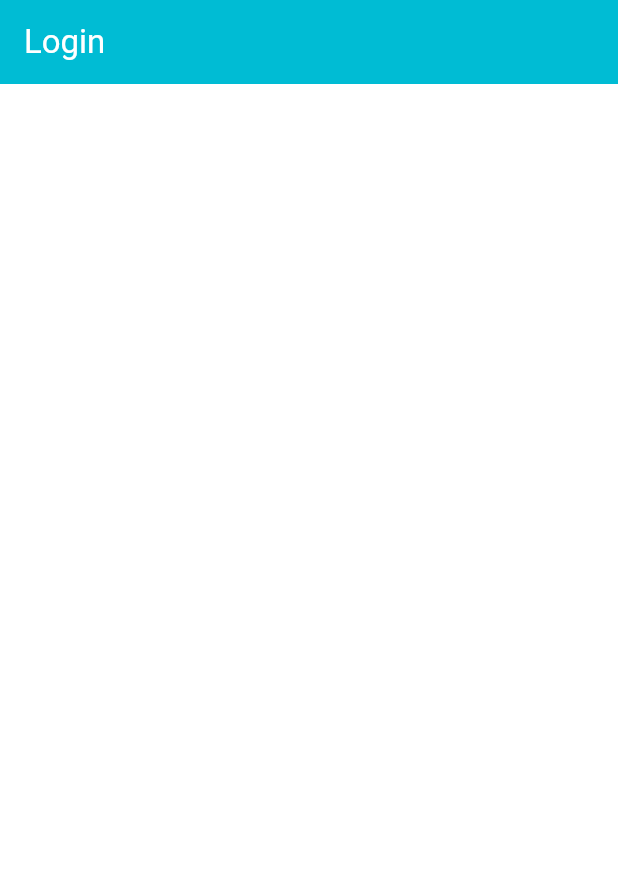
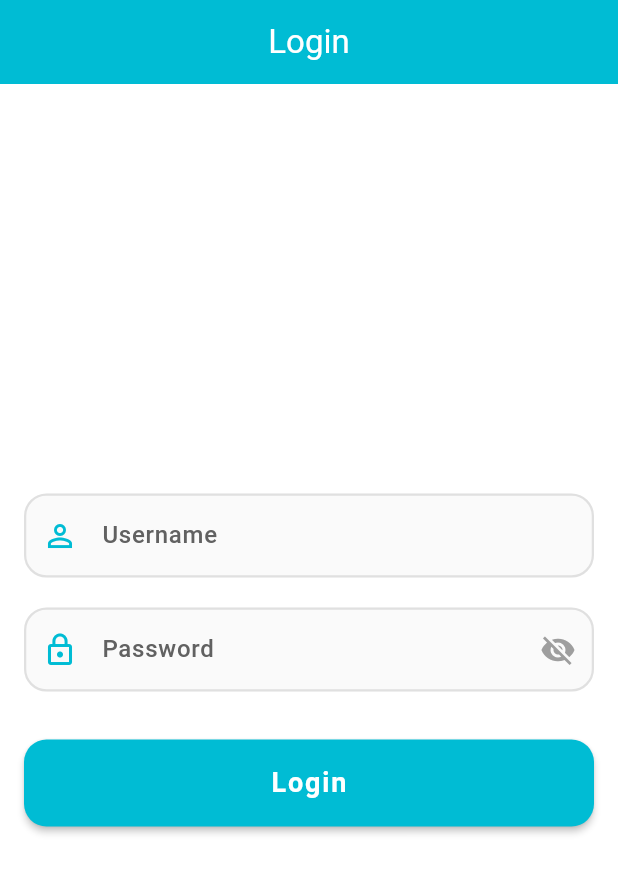
Before and after one commit to kheyvannarong-mobile-app/flutter_mobile_app_2026, a Flutter app: the screen it shows after launch, on a phone screen of 412 x 824 dp. Shown: the top 873 px of the screen. Run offline on Flutter 3.47's test engine with Material 3 defaults, Android fonts, the phone set to English and light mode, and no system bars; our stand-ins replace get, get_storage.

Commit message:
feature: Auth - Complete login with api

```diff
--- a/lib/constants/constant_uri.dart
+++ b/lib/constants/constant_uri.dart
@@ -1,6 +1,6 @@
 class ConstantUri {
   ConstantUri._();
-  static const baseUri = "http://localhost:30033";
+  static const baseUri = "http://10.0.2.2:30033";
   static const loginPath = "$baseUri/api/oauth/token";
   static const registerPath = "$baseUri/api/oauth/register";
 }
--- a/lib/core/remote/services/api_service_impl.dart
+++ b/lib/core/remote/services/api_service_impl.dart
@@ -1,5 +1,4 @@
 import 'dart:convert';
-
 import 'package:flutter_mobile_app_2026/core/data/local/user_access_token.dart';
 import 'package:flutter_mobile_app_2026/core/remote/models/login/Login_request.dart';
 import 'package:flutter_mobile_app_2026/core/remote/models/login/Login_response.dart';
@@ -10,16 +9,32 @@ import '../../../constants/constant_uri.dart';
 
 class ApiServiceImpl implements ApiService {
   var headers = {"Content-Type": "application/json"};
+
   @override
   Future<LoginResponse> login(LoginRequest request) async {
     LoginResponse loginResponse = LoginResponse();
     var url = Uri.parse(ConstantUri.loginPath);
-    var response = await http.post(url, body: jsonEncode(request.toJson()));
-    if (response.statusCode == 200) {
-      loginResponse = LoginResponse.fromJson(jsonDecode(response.body));
-      UserAccessToken.setAccess(loginResponse.accessToken ?? "");
-      UserAccessToken.setRefreshAccess(loginResponse.refreshToken ?? "");
+
+    try {
+      var response = await http.post(
+        url,
+        body: jsonEncode(request.toJson()),
+        headers: headers, // ត្រូវបន្ថែមបន្ទាត់នេះទើប Server ព្រមទទួលយកទិន្នន័យ
+      );
+
+      // Print ទុកមើលក្រែងលោមានបញ្ហាផ្សេងទៀត
+      print("Status Code ត្រឡប់មកពី API: ${response.statusCode}");
+      print("ទិន្នន័យ Response: ${response.body}");
+
+      if (response.statusCode == 200) {
+        loginResponse = LoginResponse.fromJson(jsonDecode(response.body));
+        UserAccessToken.setAccess(loginResponse.accessToken ?? "");
+        UserAccessToken.setRefreshAccess(loginResponse.refreshToken ?? "");
+      }
+    } catch (e) {
+      print("API Error: $e");
     }
+
     return loginResponse;
   }
 }
--- a/lib/main.dart
+++ b/lib/main.dart
@@ -23,7 +23,7 @@ class MyApp extends StatelessWidget {
       title: 'Flutter Mobile App',
       theme: ThemeData(
 
-        colorScheme: .fromSeed(seedColor: Colors.deepPurple),
+        colorScheme: .fromSeed(seedColor: Colors.cyan),
       ),
       initialRoute: AppRouteName.splash,
       getPages: AppRoutes.getAllRoutes(),
--- a/lib/moduls/auth/login/conttroller/login_controller.dart
+++ b/lib/moduls/auth/login/conttroller/login_controller.dart
@@ -1,8 +1,59 @@
+import 'package:flutter/material.dart';
 import 'package:flutter_mobile_app_2026/moduls/auth/respository/auth_repository.dart';
+import 'package:flutter_mobile_app_2026/routes/app_route_name.dart';
 import 'package:get/get.dart';
 
 class LoginController extends GetxController {
   final AuthRepository authRepository;
 
+  // ១. ដក .obs ចេញពី TextEditingController
+  final usernameController = TextEditingController();
+  final passwordController = TextEditingController();
+  var loading = false.obs;
+
   LoginController({required this.authRepository});
+
+  @override
+  void onClose() {
+    // ត្រូវមានការ dispose ដើម្បីសន្សំសំចៃ Memory ពេលបិទទំព័រ Login
+    usernameController.dispose();
+    passwordController.dispose();
+    super.onClose();
+  }
+
+  onLogin() async {
+    // ២. ទាញយកអក្សរដោយផ្ទាល់ (លែងប្រើ .value)
+    String username = usernameController.text.trim();
+    String password = passwordController.text.trim();
+
+    if (username.isEmpty) {
+      Get.snackbar("Error", "Username is required");
+      return;
+    }
+    if (password.isEmpty) {
+      Get.snackbar("Error", "Password is required");
+      return;
+    }
+
+    loading.value = true;
+
+    // ៣. បន្ថែម Try-Catch ដើម្បីចាប់មើលថា Error ដោយសារអ្វីពិតប្រាកដ
+    try {
+      var loginResponse = await authRepository.login(
+        username: username,
+        password: password,
+      );
+
+      if (loginResponse == true) {
+        Get.offNamed(AppRouteName.home);
+      } else {
+        Get.snackbar("Error", "Your username and password are incorrect!");
+      }
+    } catch (e) {
+      Get.snackbar("Server Error", "មិនអាចភ្ជាប់ទៅកាន់ API បានទេ");
+      print("========== ចាប់បាន Error: $e ==========");
+    } finally {
+      loading.value = false; // បញ្ឈប់ការវិល Loading មិនថាមុនឬខុស
+    }
+  }
 }
--- a/lib/moduls/auth/login/view/login_view.dart
+++ b/lib/moduls/auth/login/view/login_view.dart
@@ -1,18 +1,59 @@
 import 'package:flutter/material.dart';
+import 'package:get/get.dart';
 import 'package:flutter_mobile_app_2026/moduls/auth/login/conttroller/login_controller.dart';
-import 'package:flutter_mobile_app_2026/moduls/home/conttroller/home_controller.dart';
-import 'package:flutter_mobile_app_2026/moduls/splash/conttroller/splash_controller.dart';
-import 'package:get/get.dart';
+import 'package:flutter_mobile_app_2026/widgets/button_custom_widget.dart';
+import 'package:flutter_mobile_app_2026/widgets/input_custom_widget.dart';
 
 class LoginView extends GetView<LoginController> {
   const LoginView({super.key});
+
   @override
- Widget build(BuildContext context){
+  Widget build(BuildContext context) {
     return Scaffold(
       backgroundColor: Colors.white,
       appBar: AppBar(
-       backgroundColor: Colors.cyan ,
-       title:Text("Login", style: TextStyle(color: Colors.white)),
+        centerTitle: true,
+        backgroundColor: Colors.cyan,
+        title: const Text("Login", style: TextStyle(color: Colors.white)),
+      ),
+      body: Padding(
+        padding: const EdgeInsets.symmetric(horizontal: 16),
+        child: Column(
+          mainAxisAlignment: MainAxisAlignment.center,
+          crossAxisAlignment: CrossAxisAlignment.stretch,
+          children: [
+            // ១. ប្រអប់ Username
+            InputCustomWidgets(
+              controller: controller.usernameController, // ដកពាក្យ .value ចេញ
+              labelText: "Username",
+              hintText: "Enter your username",
+              errorValidate: "Username is required",
+              prefixIcon: const Icon(Icons.person_outline, color: Colors.cyan),
+            ),
+
+            const SizedBox(height: 20),
+
+            // ២. ប្រអប់ Password
+            InputCustomWidgets(
+              controller: controller.passwordController, // ដកពាក្យ .value ចេញ
+              labelText: "Password",
+              hintText: "Enter your password",
+              errorValidate: "Password is required",
+              isPassword: true,
+              prefixIcon: const Icon(Icons.lock_outline, color: Colors.cyan),
+            ),
+
+            const SizedBox(height: 32),
+
+            // ៣. ប៊ូតុង Login (រុំជាមួយ Obx ដើម្បីឲ្យដំណើរការមុខងារ Loading)
+            Obx(() => ButtonCustomWidget(
+              label: "Login",
+              backgroundColor: Colors.cyan,
+              onPressed: controller.onLogin,
+              loading: controller.loading.value,
+            )),
+          ],
+        ),
       ),
     );
   }
--- a/lib/moduls/home/view/home_view.dart
+++ b/lib/moduls/home/view/home_view.dart
@@ -1,5 +1,7 @@
 import 'package:flutter/material.dart';
+import 'package:flutter_mobile_app_2026/core/data/local/user_access_token.dart';
 import 'package:flutter_mobile_app_2026/moduls/home/conttroller/home_controller.dart';
+import 'package:flutter_mobile_app_2026/routes/app_route_name.dart';
 import 'package:get/get.dart';
 
 class HomeView extends GetView<HomeController> {
@@ -8,8 +10,18 @@ class HomeView extends GetView<HomeController> {
  Widget build(BuildContext context){
    return Scaffold(
      appBar: AppBar(
+       iconTheme: IconThemeData(
+         color: Colors.white
+       ),
        backgroundColor: Colors.cyan ,
        title:Text("Home", style: TextStyle(color: Colors.white)),
+       actions: [
+         IconButton(onPressed: (){}, icon: Icon(Icons.language)),
+         IconButton(onPressed: (){
+           UserAccessToken.remove();
+           Get.offNamed(AppRouteName.login);
+         }, icon: Icon(Icons.logout))
+       ],
      ),
    );
  }
--- /dev/null
+++ b/lib/widgets/button_custom_widget.dart
@@ -0,0 +1,47 @@
+import 'package:flutter/material.dart';
+
+class ButtonCustomWidget extends StatelessWidget {
+  final VoidCallback? onPressed;
+  final String? label;
+  final Color? backgroundColor;
+  final bool loading;
+
+  const ButtonCustomWidget({
+    super.key,
+    this.onPressed,
+    this.label,
+    this.backgroundColor,
+    this.loading = false, // បញ្ចូល loading មកក្នុង Constructor
+  });
+
+  @override
+  Widget build(BuildContext context) {
+    return ElevatedButton(
+      // បើកំពុង loading ប៊ូតុងមិនឲ្យចុចទេ, បើអត់ទេ ប្រើប្រាស់ onPressed ដែលបានបោះមកពី View
+      onPressed: loading ? null : onPressed,
+      style: ElevatedButton.styleFrom(
+        backgroundColor: backgroundColor ?? Colors.cyan,
+        foregroundColor: Colors.white,
+        padding: const EdgeInsets.symmetric(vertical: 16.0),
+        elevation: 2,
+        shape: RoundedRectangleBorder(
+          borderRadius: BorderRadius.circular(15.0),
+        ),
+      ),
+      child: loading
+          ? const SizedBox(
+        height: 24,
+        width: 24,
+        child: CircularProgressIndicator(color: Colors.white, strokeWidth: 2.5),
+      )
+          : Text(
+        label ?? '',
+        style: const TextStyle(
+          fontSize: 18,
+          fontWeight: FontWeight.bold,
+          letterSpacing: 1.2,
+        ),
+      ),
+    );
+  }
+}
--- /dev/null
+++ b/lib/widgets/input_custom_widget.dart
@@ -0,0 +1,95 @@
+import 'package:flutter/material.dart';
+
+class InputCustomWidgets extends StatefulWidget {
+  final String? labelText;
+  final String? hintText;
+  final String? errorValidate;
+  final TextEditingController? controller;
+  final Widget? prefixIcon;
+  final bool isPassword; // បន្ថែមអថេរនេះដើម្បីប្រាប់ថាជាប្រអប់ Password
+
+  const InputCustomWidgets({
+    super.key,
+    this.labelText,
+    this.hintText,
+    this.errorValidate,
+    this.controller,
+    this.prefixIcon,
+    this.isPassword = false, // លំនាំដើមគឺមិនមែន Password ទេ
+  });
+
+  @override
+  State<InputCustomWidgets> createState() => _InputCustomWidgetsState();
+}
+
+class _InputCustomWidgetsState extends State<InputCustomWidgets> {
+  late bool _obscureText;
+
+  @override
+  void initState() {
+    super.initState();
+    // ប្រសិនបើវាជាប្រអប់ Password នោះឲ្យវាលាក់អក្សរពីដំបូង
+    _obscureText = widget.isPassword;
+  }
+
+  @override
+  Widget build(BuildContext context) {
+    return TextFormField(
+      controller: widget.controller,
+      obscureText: _obscureText,
+      keyboardType: TextInputType.text,
+      textInputAction: TextInputAction.next,
+      validator: (value) {
+        if (value == null || value.trim().isEmpty) {
+          return widget.errorValidate ?? 'Please enter a value';
+        }
+        return null;
+      },
+      decoration: InputDecoration(
+        hintText: widget.hintText,
+        labelText: widget.labelText,
+        labelStyle: TextStyle(
+          color: Colors.grey[700],
+          fontWeight: FontWeight.w500,
+        ),
+        hintStyle: TextStyle(color: Colors.grey[400]),
+        prefixIcon: widget.prefixIcon ?? const Icon(Icons.person_outline, color: Colors.cyan),
+
+        // ត្រង់នេះជាអ្នកកំណត់រូបភ្នែក និងដំណើរការចុចបិទ/បើក
+        suffixIcon: widget.isPassword
+            ? IconButton(
+          icon: Icon(
+            _obscureText ? Icons.visibility_off : Icons.visibility,
+            color: Colors.grey,
+          ),
+          onPressed: () {
+            setState(() {
+              _obscureText = !_obscureText; // ឆ្លាស់គ្នាពី ពិត ទៅ មិនពិត
+            });
+          },
+        )
+            : null, // បើមិនមែន Password ទេ មិនបាច់បង្ហាញរូបភ្នែកឡើយ
+
+        filled: true,
+        fillColor: Colors.grey[50],
+        contentPadding: const EdgeInsets.symmetric(vertical: 16.0, horizontal: 20.0),
+        enabledBorder: OutlineInputBorder(
+          borderRadius: BorderRadius.circular(15.0),
+          borderSide: BorderSide(color: Colors.grey.shade300, width: 1.5),
+        ),
+        focusedBorder: OutlineInputBorder(
+          borderRadius: BorderRadius.circular(15.0),
+          borderSide: const BorderSide(color: Colors.cyan, width: 2.0),
+        ),
+        errorBorder: OutlineInputBorder(
+          borderRadius: BorderRadius.circular(15.0),
+          borderSide: const BorderSide(color: Colors.redAccent, width: 1.5),
+        ),
+        focusedErrorBorder: OutlineInputBorder(
+          borderRadius: BorderRadius.circular(15.0),
+          borderSide: const BorderSide(color: Colors.redAccent, width: 2.0),
+        ),
+      ),
+    );
+  }
+}
```
Lines whose indentation alone changed are shown as unchanged.
